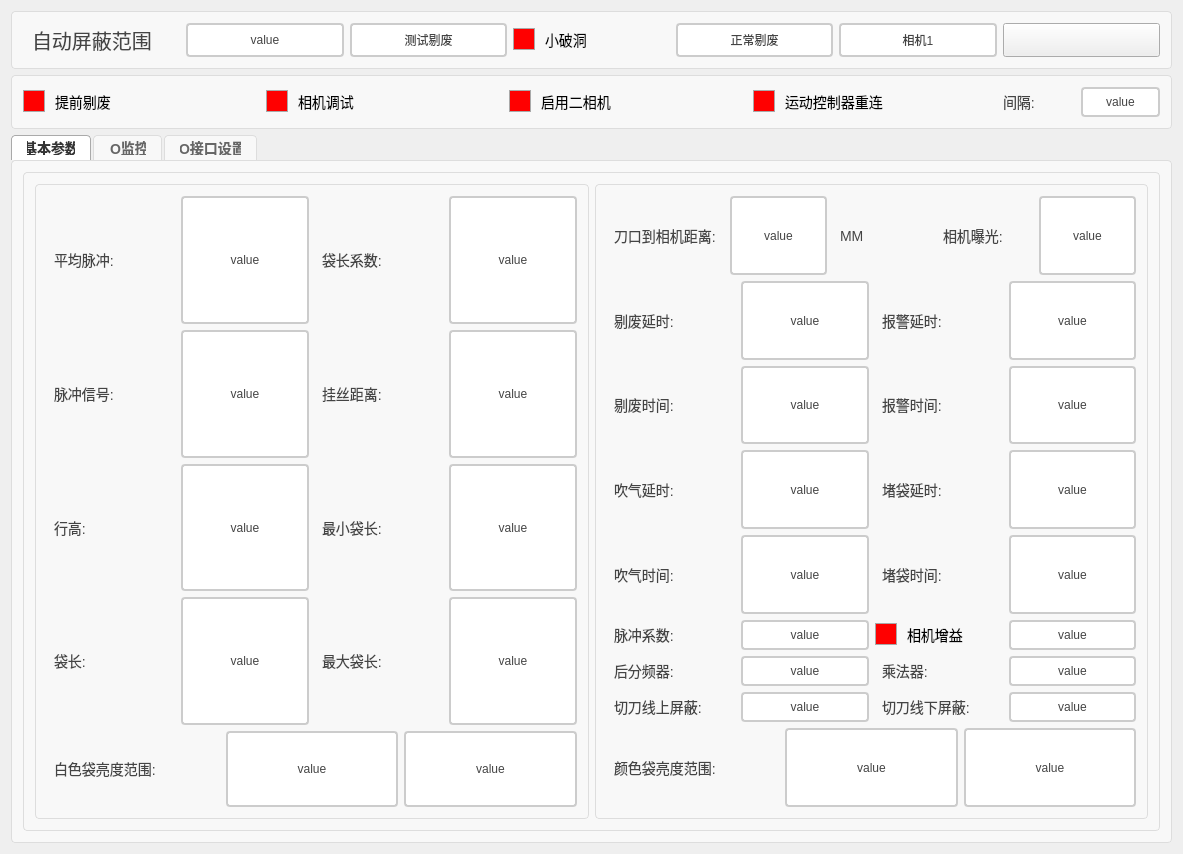
Old version of the form Project/SmartCroppingOfBags/ui/DlgProductSet.ui in the repository WIND-ROAD-RUN/RW_UL.
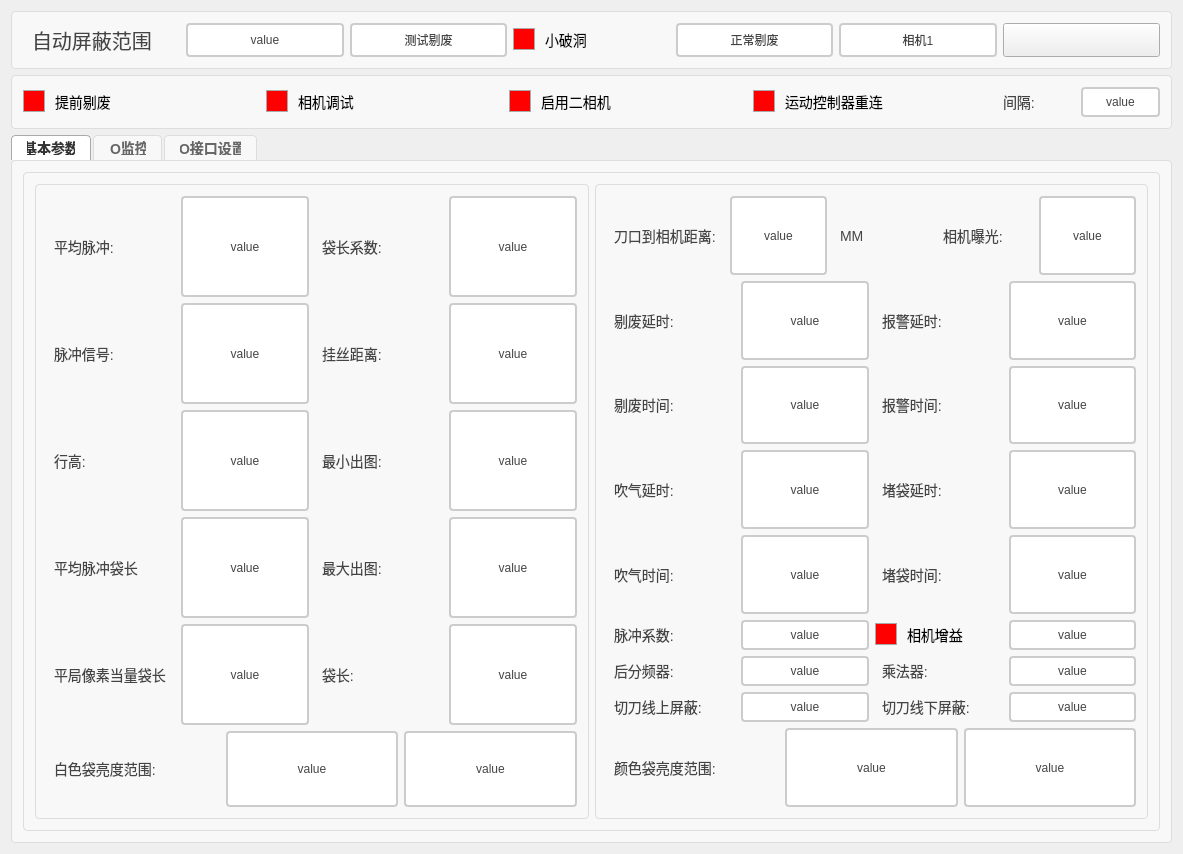
New version of the form. Icons and pictures are not drawn.

Commit message: 重构界面

Patch:
```diff
--- a/Project/SmartCroppingOfBags/ui/DlgProductSet.ui
+++ b/Project/SmartCroppingOfBags/ui/DlgProductSet.ui
@@ -1134,9 +1134,9 @@
                   </layout>
                  </item>
                  <item>
-                  <layout class="QHBoxLayout" name="horizontalLayout_26">
+                  <layout class="QHBoxLayout" name="horizontalLayout_31">
                    <item>
-                    <widget class="QLabel" name="label_34">
+                    <widget class="QLabel" name="label_41">
                      <property name="styleSheet">
                       <string notr="true">/* 基础标签样式 */
 QLabel {
@@ -1223,12 +1223,140 @@
 }</string>
                      </property>
                      <property name="text">
-                      <string>袋长:</string>
+                      <string>平均脉冲袋长</string>
                      </property>
                     </widget>
                    </item>
                    <item>
-                    <widget class="QPushButton" name="btn_daichang1">
+                    <widget class="QPushButton" name="btn_pingjunmaichongdaichang">
+                     <property name="sizePolicy">
+                      <sizepolicy hsizetype="Minimum" vsizetype="Minimum">
+                       <horstretch>0</horstretch>
+                       <verstretch>0</verstretch>
+                      </sizepolicy>
+                     </property>
+                     <property name="styleSheet">
+                      <string notr="true">QPushButton {
+    padding: 6px 14px;
+    border: 2px solid #CCC;
+    border-radius: 4px;
+    background-color: white;
+    color: #444;
+}
+
+QPushButton:hover {
+    border-color: #999;
+    background-color: #F5F5F5;
+}
+
+QPushButton:pressed {
+    border-color: #777;
+    background-color: #EEE;
+}</string>
+                     </property>
+                     <property name="text">
+                      <string>value</string>
+                     </property>
+                    </widget>
+                   </item>
+                  </layout>
+                 </item>
+                 <item>
+                  <layout class="QHBoxLayout" name="horizontalLayout_54">
+                   <item>
+                    <widget class="QLabel" name="label_54">
+                     <property name="styleSheet">
+                      <string notr="true">/* 基础标签样式 */
+QLabel {
+    color: #444444;          /* 主文字色 */
+    font-size: 14px;         /* 标准字号 */
+    background: transparent; /* 透明背景 */
+    padding: 2px 4px;        /* 基础内边距 */
+}
+
+/* 标题样式 */
+QLabel.title {
+    font-size: 16px;
+    font-weight: 600;
+    color: #333333;
+    border-bottom: 1px solid #DDDDDD; /* 下划线装饰 */
+    padding-bottom: 4px;
+}
+
+/* 副标题/次要文本 */
+QLabel.subtitle {
+    color: #666666;
+    font-size: 13px;
+    font-style: italic;
+}
+
+/* 强调文本 */
+QLabel.emphasis {
+    color: #333333;
+    font-weight: 500;
+    background-color: #F5F5F5;
+    border-radius: 3px;
+    padding: 4px 8px;
+}
+
+/* 状态标签（成功/警告/错误） */
+QLabel[state=&quot;success&quot;] {
+    color: #228B22;          /* 森林绿 */
+    border-left: 3px solid #228B22;
+    padding-left: 8px;
+}
+
+QLabel[state=&quot;warning&quot;] {
+    color: #FF8C00;          /* 暗橙 */
+    border-left: 3px solid #FF8C00;
+    padding-left: 8px;
+}
+
+QLabel[state=&quot;error&quot;] {
+    color: #B22222;          /* 砖红 */
+    border-left: 3px solid #B22222;
+    padding-left: 8px;
+}
+
+/* 数据展示标签 */
+QLabel.data {
+    color: #2F4F4F;          /* 深石板灰 */
+    font-family: monospace;
+    border: 1px solid #E0E0E0;
+    background-color: #FFFFFF;
+    padding: 6px 12px;
+    border-radius: 4px;
+}
+
+/* 禁用状态 */
+QLabel:disabled {
+    color: #AAAAAA;
+    background-color: transparent;
+}
+
+/* 链接样式（伪链接效果） */
+QLabel.link {
+    color: #4682B4;          /* 钢蓝 */
+    text-decoration: underline;
+    border-bottom: 1px dotted #4682B4;
+}
+
+/* 图标标签 */
+QLabel.icon {
+    qproperty-alignment: AlignCenter;
+    border: 1px solid #E0E0E0;
+    border-radius: 4px;
+    background-color: #FFFFFF;
+    padding: 12px;
+}</string>
+                     </property>
+                     <property name="text">
+                      <string>平局像素当量袋长</string>
+                     </property>
+                    </widget>
+                   </item>
+                   <item>
+                    <widget class="QPushButton" name="btn_pinjunxiangsudangliangdaichang">
                      <property name="sizePolicy">
                       <sizepolicy hsizetype="Minimum" vsizetype="Minimum">
                        <horstretch>0</horstretch>
@@ -1611,7 +1739,7 @@
 }</string>
                      </property>
                      <property name="text">
-                      <string>最小袋长:</string>
+                      <string>最小出图:</string>
                      </property>
                     </widget>
                    </item>
@@ -1739,7 +1867,7 @@
 }</string>
                      </property>
                      <property name="text">
-                      <string>最大袋长:</string>
+                      <string>最大出图:</string>
                      </property>
                     </widget>
                    </item>
@@ -1777,6 +1905,134 @@
                    </item>
                   </layout>
                  </item>
+                 <item>
+                  <layout class="QHBoxLayout" name="horizontalLayout_26">
+                   <item>
+                    <widget class="QLabel" name="label_34">
+                     <property name="styleSheet">
+                      <string notr="true">/* 基础标签样式 */
+QLabel {
+    color: #444444;          /* 主文字色 */
+    font-size: 14px;         /* 标准字号 */
+    background: transparent; /* 透明背景 */
+    padding: 2px 4px;        /* 基础内边距 */
+}
+
+/* 标题样式 */
+QLabel.title {
+    font-size: 16px;
+    font-weight: 600;
+    color: #333333;
+    border-bottom: 1px solid #DDDDDD; /* 下划线装饰 */
+    padding-bottom: 4px;
+}
+
+/* 副标题/次要文本 */
+QLabel.subtitle {
+    color: #666666;
+    font-size: 13px;
+    font-style: italic;
+}
+
+/* 强调文本 */
+QLabel.emphasis {
+    color: #333333;
+    font-weight: 500;
+    background-color: #F5F5F5;
+    border-radius: 3px;
+    padding: 4px 8px;
+}
+
+/* 状态标签（成功/警告/错误） */
+QLabel[state=&quot;success&quot;] {
+    color: #228B22;          /* 森林绿 */
+    border-left: 3px solid #228B22;
+    padding-left: 8px;
+}
+
+QLabel[state=&quot;warning&quot;] {
+    color: #FF8C00;          /* 暗橙 */
+    border-left: 3px solid #FF8C00;
+    padding-left: 8px;
+}
+
+QLabel[state=&quot;error&quot;] {
+    color: #B22222;          /* 砖红 */
+    border-left: 3px solid #B22222;
+    padding-left: 8px;
+}
+
+/* 数据展示标签 */
+QLabel.data {
+    color: #2F4F4F;          /* 深石板灰 */
+    font-family: monospace;
+    border: 1px solid #E0E0E0;
+    background-color: #FFFFFF;
+    padding: 6px 12px;
+    border-radius: 4px;
+}
+
+/* 禁用状态 */
+QLabel:disabled {
+    color: #AAAAAA;
+    background-color: transparent;
+}
+
+/* 链接样式（伪链接效果） */
+QLabel.link {
+    color: #4682B4;          /* 钢蓝 */
+    text-decoration: underline;
+    border-bottom: 1px dotted #4682B4;
+}
+
+/* 图标标签 */
+QLabel.icon {
+    qproperty-alignment: AlignCenter;
+    border: 1px solid #E0E0E0;
+    border-radius: 4px;
+    background-color: #FFFFFF;
+    padding: 12px;
+}</string>
+                     </property>
+                     <property name="text">
+                      <string>袋长:</string>
+                     </property>
+                    </widget>
+                   </item>
+                   <item>
+                    <widget class="QPushButton" name="btn_daichang1">
+                     <property name="sizePolicy">
+                      <sizepolicy hsizetype="Minimum" vsizetype="Minimum">
+                       <horstretch>0</horstretch>
+                       <verstretch>0</verstretch>
+                      </sizepolicy>
+                     </property>
+                     <property name="styleSheet">
+                      <string notr="true">QPushButton {
+    padding: 6px 14px;
+    border: 2px solid #CCC;
+    border-radius: 4px;
+    background-color: white;
+    color: #444;
+}
+
+QPushButton:hover {
+    border-color: #999;
+    background-color: #F5F5F5;
+}
+
+QPushButton:pressed {
+    border-color: #777;
+    background-color: #EEE;
+}</string>
+                     </property>
+                     <property name="text">
+                      <string>value</string>
+                     </property>
+                    </widget>
+                   </item>
+                  </layout>
+                 </item>
                 </layout>
                </item>
               </layout>
```
The commit also changes 3 other files.
